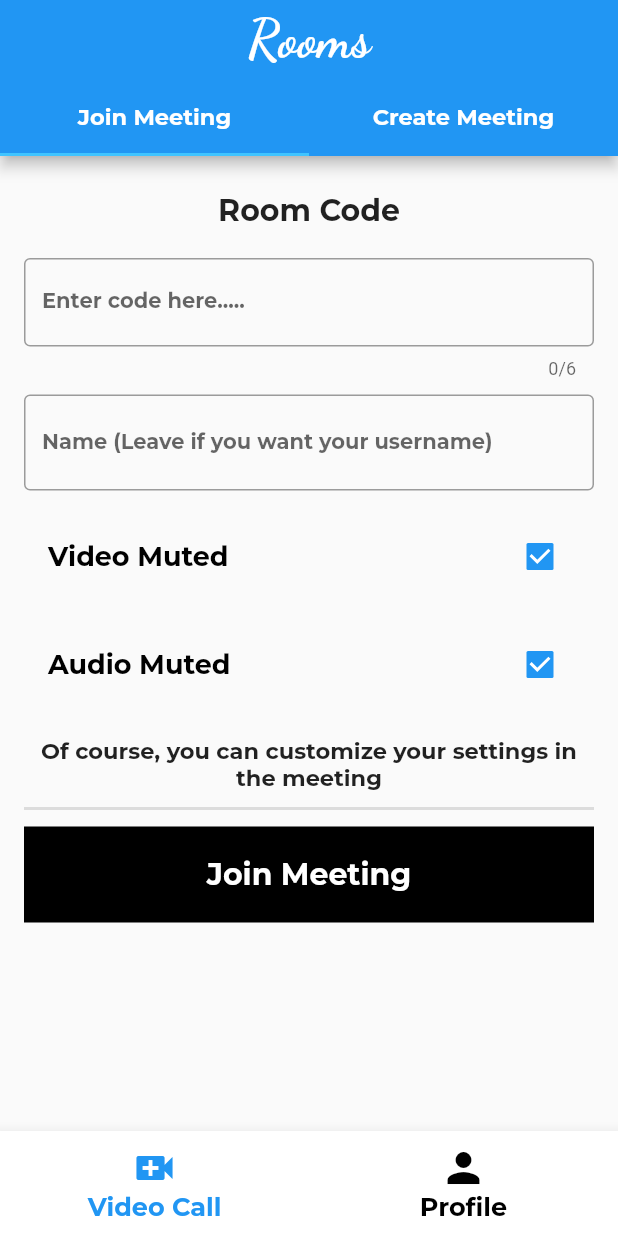
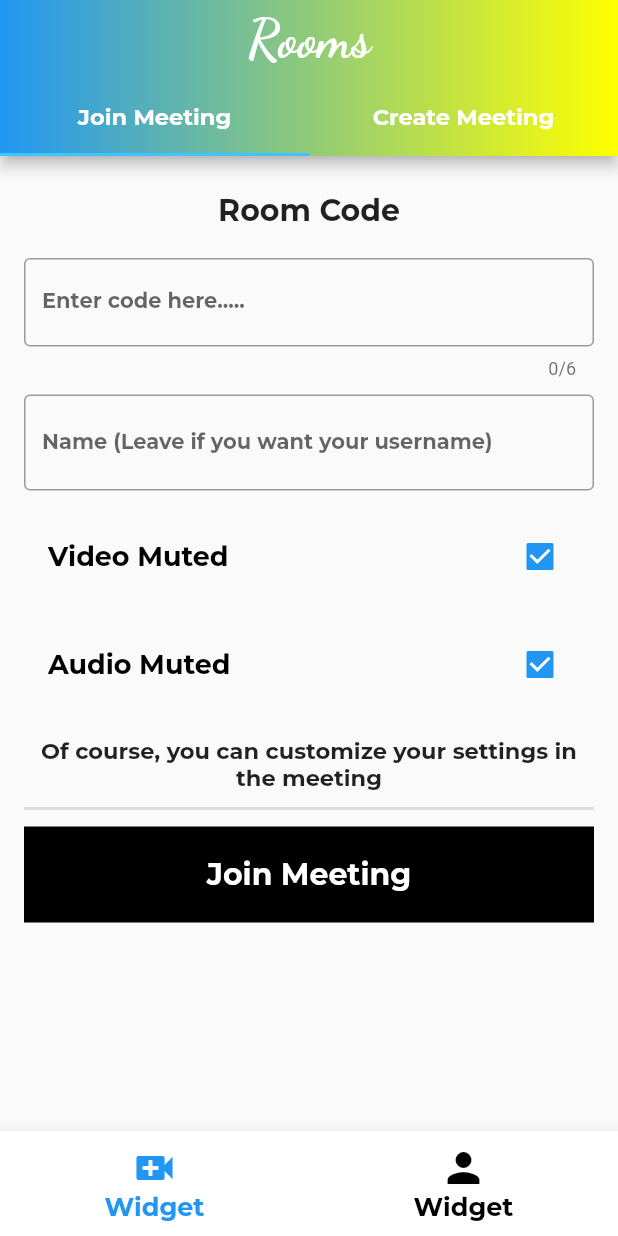
Before and after one commit to ayushgupta-1/Rooms, a Flutter app: the screen it shows once a user with an empty profile is signed in, on a phone screen of 412 x 824 dp. Run offline on Flutter 3.47's test engine with Material 2 defaults, Android fonts, the phone set to English and light mode, and no system bars; our stand-ins replace cloud_firestore, firebase_auth, firebase_core, flutter_custom_clippers, google_fonts, introduction_screen; missing offline and left inert: flutter_gradient_colors, jitsi_meet; accounts and stored records are empty.

Commit message:
Add all my files

```diff
--- a/lib/authentication/loginScreen.dart
+++ b/lib/authentication/loginScreen.dart
@@ -103,7 +103,7 @@ class _LoginScreenState extends State<LoginScreen> {
                           e.toString(),
                           style: myStyle(20),
                         ));
-                        Scaffold.of(context).showSnackBar(snackbar);
+                        ScaffoldMessenger.of(context).showSnackBar(snackbar);
                       }
                     },
                     child: Container(
--- a/lib/screens/homePage.dart
+++ b/lib/screens/homePage.dart
@@ -32,14 +32,14 @@ class _HomeScreenState extends State<HomeScreen> {
         },
         items: [
           BottomNavigationBarItem(
-            title: Text("Video Call"),
+            label: Text("Video Call").toString(),
             icon: Icon(
               Icons.video_call,
               size: 32,
             ),
           ),
           BottomNavigationBarItem(
-            title: Text("Profile"),
+            label: Text("Profile").toString(),
             icon: Icon(
               Icons.person,
               size: 32,
--- a/lib/screens/profileScreen.dart
+++ b/lib/screens/profileScreen.dart
@@ -116,10 +116,7 @@ class _ProfileScreenState extends State<ProfileScreen> {
                   ),
                   child: CircleAvatar(
                       radius: 64,
-                      backgroundImage: new AssetImage("images/user.png")
-                      // NetworkImage(
-                      //     'https://www.pngitem.com/pimgs/m/146-1468479_my-profile-icon-blank-profile-picture-circle-hd.png'),
-                      ),
+                      backgroundImage: new AssetImage("images/user.png")),
                 ),
                 Center(
                   child: Column(
--- a/lib/screens/videoConferenceScreen.dart
+++ b/lib/screens/videoConferenceScreen.dart
@@ -47,6 +47,14 @@ class _VideoConferenceScreenState extends State<VideoConferenceScreen>
           controller: tabController,
           tabs: [buildTab("Join Meeting"), buildTab("Create Meeting")],
         ),
+        flexibleSpace: Container(
+          decoration: BoxDecoration(
+            gradient: LinearGradient(
+              colors: [Colors.blue,Colors.yellowAccent],
+              begin: Alignment.topLeft,
+              end: Alignment.topRight),
+              ),
+              ),
       ),
       body: TabBarView(
         controller: tabController,
```
Also changed, not shown: pubspec.lock.
